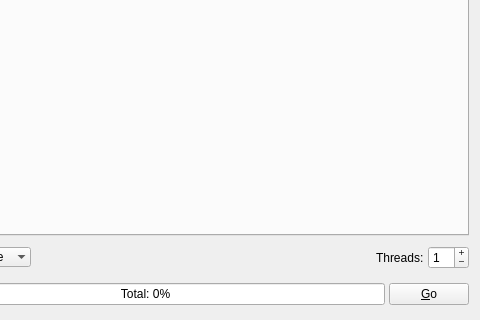
First picture: the form in gui/mainwindow.ui, repository gramanas/rrwc, before the edit; both pictures show x 105 to 585 and y 349 to 669 of the 585 by 669 pixel window.
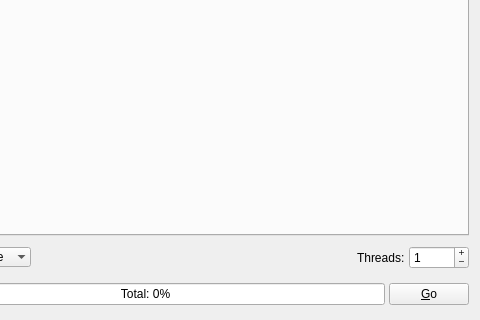
Second picture: the form after the edit.

Patch:
```diff
--- a/gui/mainwindow.ui
+++ b/gui/mainwindow.ui
@@ -434,6 +434,12 @@
        </item>
        <item>
         <widget class="QSpinBox" name="inputThreads">
+         <property name="minimumSize">
+          <size>
+           <width>60</width>
+           <height>0</height>
+          </size>
+         </property>
          <property name="wrapping">
           <bool>true</bool>
          </property>
```
